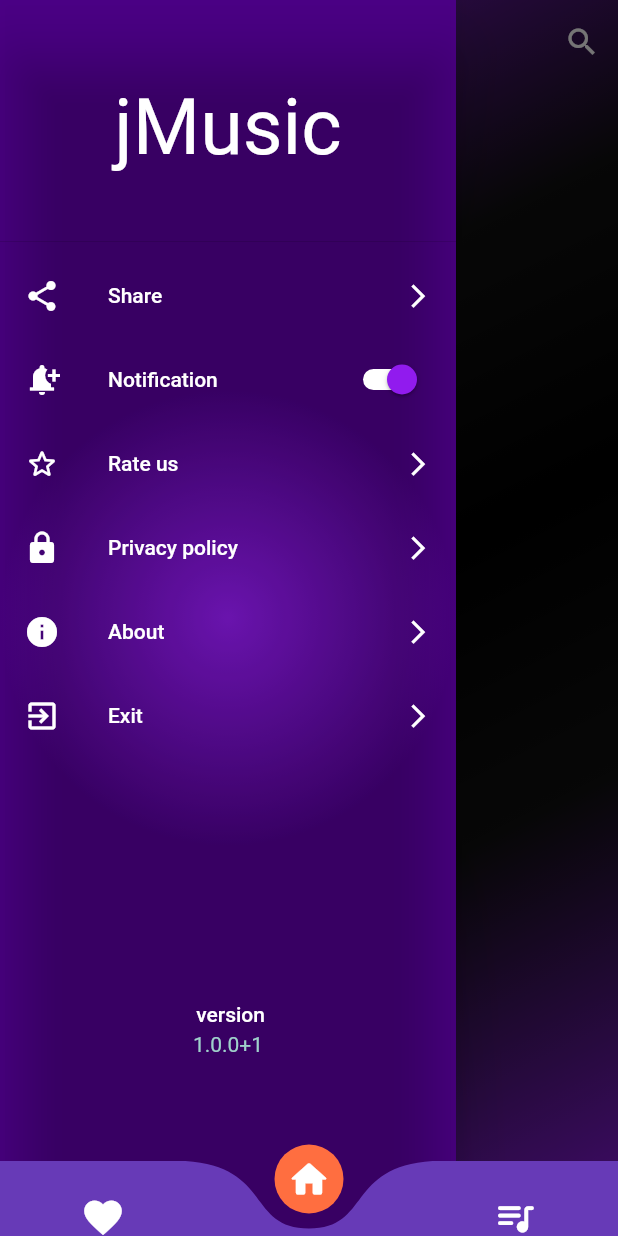
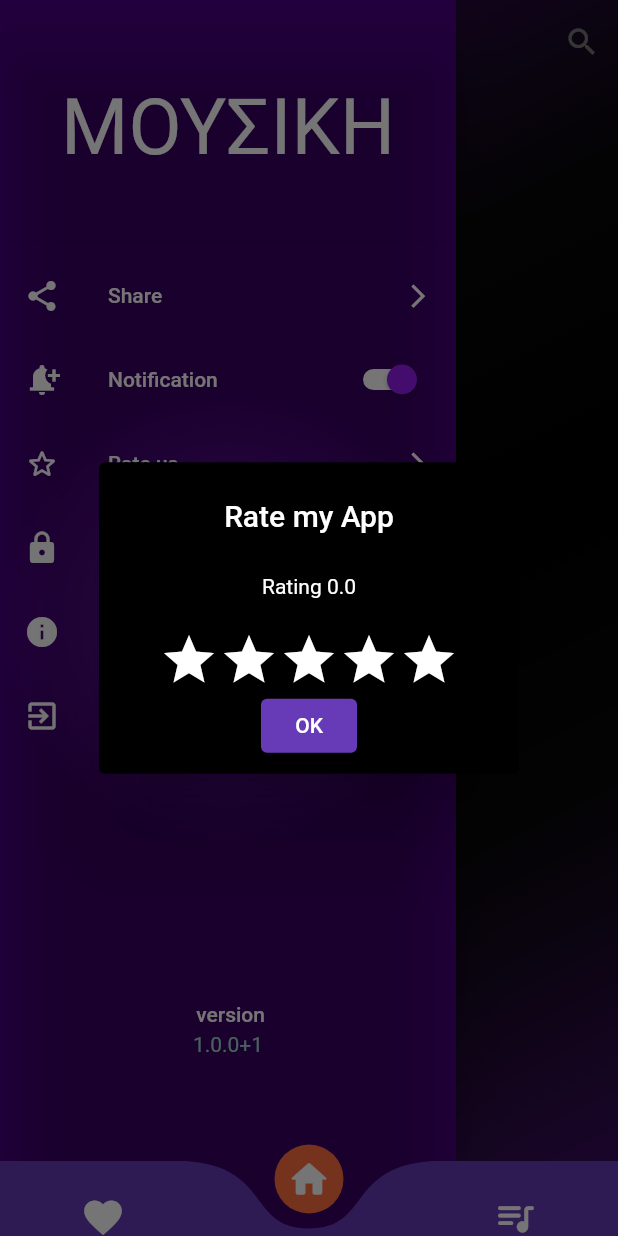
Before and after one commit to JiyadAhammad/music-player, a Flutter app: the screen it shows after launch, in the side drawer, after a tap on "Rate us", on a phone screen of 412 x 824 dp. Run offline on Flutter 3.47's test engine with Material 2 defaults, Android fonts, the phone set to English and light mode, and no system bars; drawn by our look-alikes of curved_navigation_bar, flutter_rating_bar; our stand-ins replace assets_audio_player, flutter_screenutil, hive, hive_flutter, loading_animation_widget, marquee and 2 more; missing offline and left inert: rate_my_app; accounts and stored records are empty.

```diff
--- a/music/lib/screens/homescreen/homescreen.dart
+++ b/music/lib/screens/homescreen/homescreen.dart
@@ -43,7 +43,7 @@ class HomeScreen extends StatelessWidget {
         // extendBodyBehindAppBar: true,
         backgroundColor: Colors.transparent,
         appBar: AppBar(
-          title: const Text('jMUSIC'),
+          title: const Text('ΜΟΥΣΙΚΗ'),
           centerTitle: true,
           elevation: 0,
           actions: [
@@ -115,7 +115,7 @@ class HomeScreen extends StatelessWidget {
                           child: Marquee(
                             blankSpace: 50.w.h,
                             startAfter: Duration.zero,
-                            velocity: 50,
+                            velocity: 20,
                             // text: songdata.songtitle!,
                             text: fullSongs[index].metas.title!,
                             style: TextStyle(
--- a/music/lib/screens/homescreen/navdrawer/navdrawer.dart
+++ b/music/lib/screens/homescreen/navdrawer/navdrawer.dart
@@ -1,8 +1,7 @@
-import 'dart:io';
-
 import 'package:flutter/material.dart';
 import 'package:flutter/services.dart';
 import 'package:flutter_screenutil/flutter_screenutil.dart';
+import 'package:music/widget/ratemyapp.dart';
 import 'package:rate_my_app/rate_my_app.dart';
 import 'package:share_plus/share_plus.dart';
 
@@ -30,11 +29,11 @@ class _NavdrawerState extends State<Navdrawer> {
         backgroundColor: Colors.transparent,
         child: ListView(
           children: <Widget>[
-             DrawerHeader(
+            DrawerHeader(
               child: CircleAvatar(
                 backgroundColor: Colors.transparent,
                 child: Text(
-                  'jMusic',
+                  'ΜΟΥΣΙΚΗ',
                   style: TextStyle(color: Colors.white, fontSize: 50.sp),
                 ),
               ),
@@ -51,7 +50,7 @@ class _NavdrawerState extends State<Navdrawer> {
                 'Share',
                 style: TextStyle(color: Colors.white),
               ),
-              trailing:  Icon(
+              trailing: Icon(
                 Icons.arrow_forward_ios,
                 color: Colors.white,
                 size: 18.sp,
@@ -81,13 +80,12 @@ class _NavdrawerState extends State<Navdrawer> {
             ),
             ListTile(
               onTap: (() {
-                RateMyApp rateMyApp = RateMyApp(
-                  preferencesPrefix: 'rateMyApp_pro',
-                  minDays: 3,
-                  minLaunches: 7,
-                  remindDays: 2,
-                  remindLaunches: 5,
-                );
+                // rateMyApp(context);
+                showDialog(
+                    context: context,
+                    builder: (ctx) {
+                      return const RatemyApp();
+                    });
               }),
               leading: const Icon(
                 Icons.star_border_rounded,
@@ -97,7 +95,7 @@ class _NavdrawerState extends State<Navdrawer> {
                 'Rate us',
                 style: TextStyle(color: Colors.white),
               ),
-              trailing:  Icon(
+              trailing: Icon(
                 Icons.arrow_forward_ios,
                 color: Colors.white,
                 size: 18.sp,
@@ -119,13 +117,13 @@ class _NavdrawerState extends State<Navdrawer> {
                       ),
                       content: const SingleChildScrollView(
                         child: Text(
-                          '''       Jiyad Ahammad built the jmusic app as a Free app. This SERVICE is provided by Jiyad Ahammad at no cost and is intended for use as is.
+                          '''       Jiyad Ahammad built the ΜΟΥΣΙΚΗ app as a Free app. This SERVICE is provided by Jiyad Ahammad at no cost and is intended for use as is.
 
       This page is used to inform visitors regarding my policies with the collection, use, and disclosure of Personal Information if anyone decided to use my Service.
 
       If you choose to use my Service, then you agree to the collection and use of information in relation to this policy. The Personal Information that I collect is used for providing and improving the Service. I will not use or share your information with anyone except as described in this Privacy Policy.
 
-      The terms used in this Privacy Policy have the same meanings as in our Terms and Conditions, which are accessible at jmusic unless otherwise defined in this Privacy Policy.
+      The terms used in this Privacy Policy have the same meanings as in our Terms and Conditions, which are accessible at ΜΟΥΣΙΚΗ unless otherwise defined in this Privacy Policy.
 
       Information Collection and Use
 
@@ -201,7 +199,7 @@ class _NavdrawerState extends State<Navdrawer> {
                 'Privacy policy',
                 style: TextStyle(color: Colors.white),
               ),
-              trailing:  Icon(
+              trailing: Icon(
                 Icons.arrow_forward_ios,
                 color: Colors.white,
                 size: 18.sp,
@@ -212,11 +210,13 @@ class _NavdrawerState extends State<Navdrawer> {
                 showAboutDialog(
                     context: context,
                     applicationIcon: const Icon(Icons.music_note),
-                    applicationName: "jmusic",
+                    applicationName: "ΜΟΥΣΙΚΗ",
                     applicationVersion: "1.0.0+1",
                     children: [
                       const Text(
-                          'jMusic is an Offline Music Player created by JIYAD AHAMMAD',style: TextStyle(fontSize: 18),),
+                        'ΜΟΥΣΙΚΗ is an Offline Music Player created by JIYAD AHAMMAD',
+                        style: TextStyle(fontSize: 18),
+                      ),
                     ]);
               },
               leading: const Icon(
@@ -227,7 +227,7 @@ class _NavdrawerState extends State<Navdrawer> {
                 'About',
                 style: TextStyle(color: Colors.white),
               ),
-              trailing:  Icon(
+              trailing: Icon(
                 Icons.arrow_forward_ios,
                 color: Colors.white,
                 size: 18.sp,
@@ -242,7 +242,7 @@ class _NavdrawerState extends State<Navdrawer> {
                 'Exit',
                 style: TextStyle(color: Colors.white),
               ),
-              trailing:  Icon(
+              trailing: Icon(
                 Icons.arrow_forward_ios,
                 color: Colors.white,
                 size: 18.sp,
--- a/music/lib/screens/nowplayingscreen/musicplayscreen.dart
+++ b/music/lib/screens/nowplayingscreen/musicplayscreen.dart
@@ -60,7 +60,7 @@ class _MusicPlaySceeenState extends State<MusicPlaySceeen>
         backgroundColor: Colors.transparent,
         appBar: AppBar(
           backgroundColor: Colors.transparent,
-          title: const Text('NowPlaying'),
+          title: const Text('ΜΟΥΣΙΚΗ playing'),
           centerTitle: true,
           elevation: 0,
           leading: IconButton(
--- a/music/lib/screens/splashscreen/splashscreen.dart
+++ b/music/lib/screens/splashscreen/splashscreen.dart
@@ -81,7 +81,7 @@ class _SplashScreenState extends State<SplashScreen> {
                     ),
 
                     Text(
-                      'jMUSIC',
+                      'ΜΟΥΣΙΚΗ',
                       style: TextStyle(
                           fontSize: 40.sp,
                           fontWeight: FontWeight.bold,
--- /dev/null
+++ b/music/lib/widget/ratemyapp.dart
@@ -0,0 +1,84 @@
+import 'package:flutter/material.dart';
+import 'package:flutter_rating_bar/flutter_rating_bar.dart';
+import 'package:flutter_screenutil/flutter_screenutil.dart';
+
+class RatemyApp extends StatefulWidget {
+  const RatemyApp({Key? key}) : super(key: key);
+
+  @override
+  State<RatemyApp> createState() => _RatemyAppState();
+}
+
+class _RatemyAppState extends State<RatemyApp> {
+  double rating = 0;
+  @override
+  Widget build(BuildContext context) {
+    return Center(
+      child: AlertDialog(
+        title: const Center(
+          child: Text(
+            "Rate my App",
+            style: TextStyle(color: Colors.white),
+          ),
+        ),
+        backgroundColor: Colors.black,
+        actions: [
+          Column(
+            children: [
+              Text(
+                "Rating $rating",
+                style: const TextStyle(
+                  color: Colors.white,
+                ),
+              ),
+              SizedBox(
+                height: 20.sp,
+              ),
+              RatingBar.builder(
+                unratedColor: Colors.white,
+                itemBuilder: (context, _) => const Icon(
+                  Icons.star,
+                  color: Colors.amber,
+                ),
+                onRatingUpdate: (rating) {
+                  setState(() {
+                    this.rating = rating;
+                  });
+                },
+                minRating: 1,
+                updateOnDrag: true,
+              ),
+              Row(
+                mainAxisAlignment: MainAxisAlignment.spaceEvenly,
+                children: [
+                  ElevatedButton(
+                    onPressed: () {
+                      Navigator.pop(context);
+                      ScaffoldMessenger.of(context).showSnackBar(
+                        SnackBar(
+                          duration: const Duration(seconds: 2),
+                          shape: const StadiumBorder(),
+                          behavior: SnackBarBehavior.floating,
+                          backgroundColor: Colors.black,
+                          // margin: EdgeInsets.all(20),
+                          margin: const EdgeInsets.all(10).r,
+                          content: const Center(
+                            heightFactor: 1.0,
+                            child: Text(
+                              "Thanks for Rating this App",
+                            ),
+                          ),
+                        ),
+                      );
+                    },
+                    child: const Text("OK"),
+                  ),
+                ],
+              )
+            ],
+          ),
+        ],
+      ),
+    );
+  }
+}
--- a/music/pubspec.yaml
+++ b/music/pubspec.yaml
@@ -32,6 +32,7 @@ dependencies:
   curved_navigation_bar: ^1.0.3
   flutter:
     sdk: flutter
+  flutter_rating_bar: ^4.0.1
   flutter_screenutil: ^5.5.3+2
   hive: ^2.2.3
   hive_flutter: ^1.1.0
@@ -41,8 +42,8 @@ dependencies:
   path: ^1.8.1
   path_provider: ^2.0.11
   permission_handler: ^10.0.0
+  rate_my_app: ^1.1.3
   share_plus: ^4.0.10
-  rate_my_app: ^1.1.3
 
 dev_dependencies:
   build_runner: ^2.2.0
@@ -50,7 +51,6 @@ dev_dependencies:
   flutter_test:
     sdk: flutter
   hive_generator: ^1.1.3
-
 
 # For information on the generic Dart part of this file, see the
 # following page: https://dart.dev/tools/pub/pubspec
```
Also changed, not shown: music/assets/img/music player icon.jpg (added), music/pubspec.lock, 6 other files.
